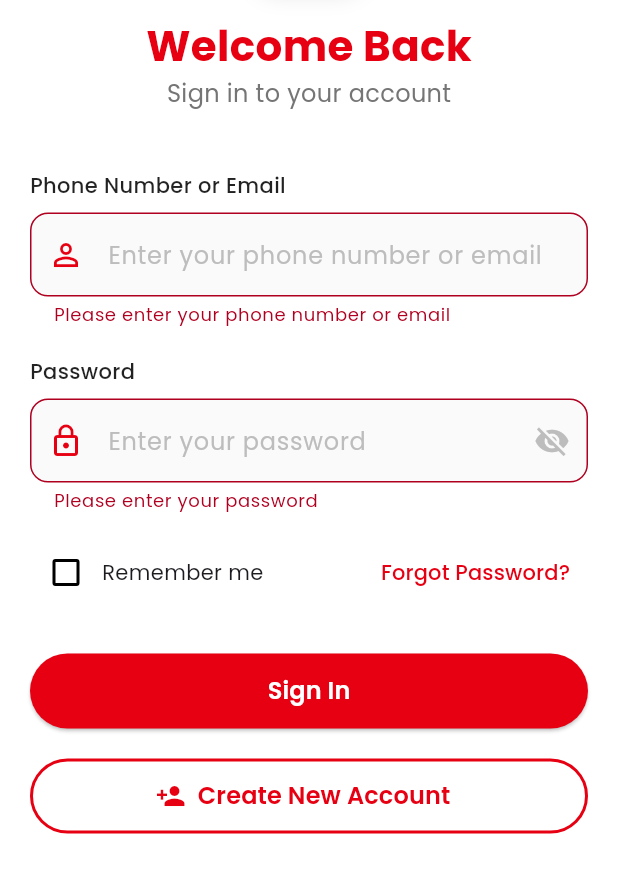
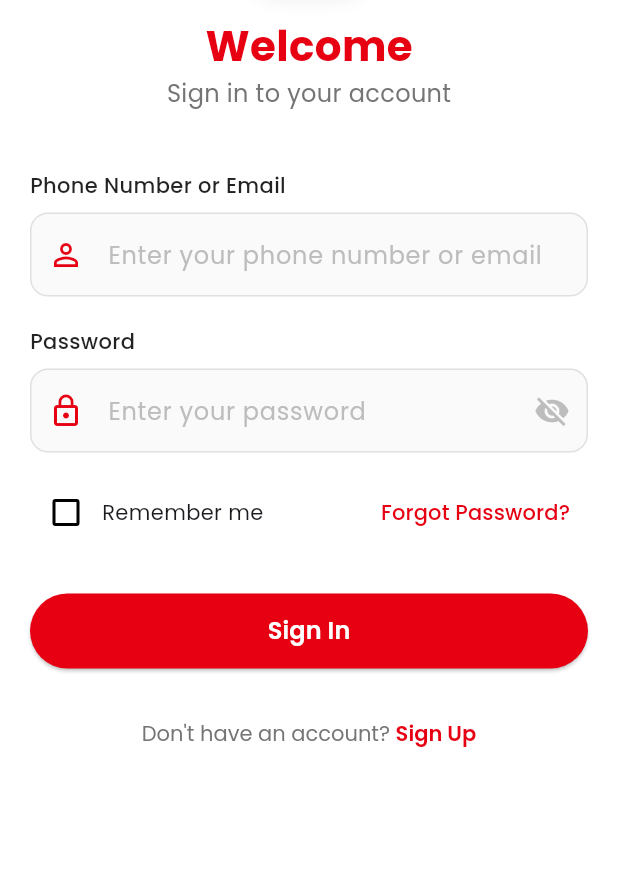
Before and after one commit to boazomare1/totalenergies-app, a Flutter app: the screen it shows after launch, after a tap on "Sign In", on a phone screen of 412 x 824 dp, the part 242-1135 px from its top. Run offline on Flutter 3.47's test engine with Material 3 defaults, Android fonts, the phone set to English and light mode, and no system bars; our stand-ins replace file_picker, firebase_core, firebase_messaging, flutter_local_notifications, geocoding, geolocator and 7 more; accounts and stored records are empty; generated files the repository leaves out were written again.

Commit message:
Update authentication flow to show register screen first
- Modified splash screen to navigate to register screen for new users
- Updated login screen with improved formatting and conditional UI
- Enhanced biometric service to specifically target fingerprint authentication
- Fixed authentication flow: Splash → Register → Login → Home
- Improved code formatting and readability

```diff
--- a/lib/screens/login_screen.dart
+++ b/lib/screens/login_screen.dart
@@ -18,13 +18,14 @@ class _LoginScreenState extends State<LoginScreen> {
 
   bool _isLoading = false;
   bool _isPasswordVisible = false;
-  bool _biometricEnabled = true; // Default to enabled
   bool _rememberMe = false;
+  bool _isFirstTimeLogin = true;
+  bool _hasFingerprint = false;
 
   @override
   void initState() {
     super.initState();
-    _checkBiometricAvailability();
+    _checkUserState();
   }
 
   @override
@@ -34,22 +35,38 @@ class _LoginScreenState extends State<LoginScreen> {
     super.dispose();
   }
 
-  Future<void> _checkBiometricAvailability() async {
+  Future<void> _checkUserState() async {
     try {
-      final isAvailable = await BiometricService.isBiometricAvailable();
+      // Check if user is already logged in
+      final isLoggedIn = await AuthService.isLoggedIn();
+      final hasBiometricEnabled = await AuthService.isBiometricEnabled();
+
+      // Check if device has fingerprint capability
       final biometricInfo = await BiometricService.getBiometricInfo();
+      final hasFingerprint =
+          biometricInfo['availableBiometrics']?.contains(
+                'BiometricType.strong',
+              ) ==
+              true ||
+          biometricInfo['availableBiometrics']?.contains(
+                'BiometricType.fingerprint',
+              ) ==
+              true;
 
-      print('Login screen biometric check:');
-      print('- Available: $isAvailable');
-      print('- Info: $biometricInfo');
+      print('User state check:');
+      print('- Is logged in: $isLoggedIn');
+      print('- Has biometric enabled: $hasBiometricEnabled');
+      print('- Has fingerprint: $hasFingerprint');
 
       setState(() {
-        _biometricEnabled = isAvailable;
+        _isFirstTimeLogin = !isLoggedIn;
+        _hasFingerprint = hasFingerprint;
       });
     } catch (e) {
-      print('Error checking biometric availability: $e');
+      print('Error checking user state: $e');
       setState(() {
-        _biometricEnabled = false;
+        _isFirstTimeLogin = true;
+        _hasFingerprint = false;
       });
     }
   }
@@ -115,7 +132,7 @@ class _LoginScreenState extends State<LoginScreen> {
                     ),
                     const SizedBox(height: 16),
                     Text(
-                      'Welcome Back',
+                      _isFirstTimeLogin ? 'Welcome' : 'Welcome Back',
                       style: GoogleFonts.poppins(
                         fontSize: 28,
                         fontWeight: FontWeight.bold,
@@ -123,7 +140,9 @@ class _LoginScreenState extends State<LoginScreen> {
                       ),
                     ),
                     Text(
-                      'Sign in to your account',
+                      _isFirstTimeLogin
+                          ? 'Sign in to your account'
+                          : 'Choose your preferred login method',
                       style: GoogleFonts.poppins(
                         fontSize: 16,
                         color: Colors.grey[600],
@@ -136,163 +155,9 @@ class _LoginScreenState extends State<LoginScreen> {
               const SizedBox(height: 40),
 
               // Login Form
-              Form(
-                key: _loginFormKey,
-                child: Column(
-                  children: [
-                    // Phone/Email Field
-                    _buildInputField(
-                      controller: _phoneEmailController,
-                      label: 'Phone Number or Email',
-                      hint: 'Enter your phone number or email',
-                      icon: Icons.person_outline,
-                      validator: (value) {
-                        if (value == null || value.isEmpty) {
-                          return 'Please enter your phone number or email';
-                        }
-                        return null;
-                      },
-                    ),
-                    const SizedBox(height: 20),
-
-                    // Password Field
-                    _buildInputField(
-                      controller: _passwordController,
-                      label: 'Password',
-                      hint: 'Enter your password',
-                      icon: Icons.lock_outline,
-                      isPassword: true,
-                      validator: (value) {
-                        if (value == null || value.isEmpty) {
-                          return 'Please enter your password';
-                        }
-                        if (value.length < 6) {
-                          return 'Password must be at least 6 characters';
-                        }
-                        return null;
-                      },
-                    ),
-                    const SizedBox(height: 16),
-
-                    // Remember Me & Forgot Password
-                    Row(
-                      mainAxisAlignment: MainAxisAlignment.spaceBetween,
-                      children: [
-                        Row(
-                          children: [
-                            Checkbox(
-                              value: _rememberMe,
-                              onChanged: (value) {
-                                setState(() {
-                                  _rememberMe = value ?? false;
-                                });
-                              },
-                              activeColor: const Color(0xFFE60012),
-                            ),
-                            Text(
-                              'Remember me',
-                              style: GoogleFonts.poppins(fontSize: 14),
-                            ),
-                          ],
-                        ),
-                        TextButton(
-                          onPressed: _forgotPassword,
-                          child: Text(
-                            'Forgot Password?',
-                            style: GoogleFonts.poppins(
-                              color: const Color(0xFFE60012),
-                              fontSize: 14,
-                            ),
-                          ),
-                        ),
-                      ],
-                    ),
-                    const SizedBox(height: 30),
-
-                    // Login Button
-                    SizedBox(
-                      width: double.infinity,
-                      height: 50,
-                      child: ElevatedButton(
-                        onPressed: _isLoading ? null : _handleLogin,
-                        style: ElevatedButton.styleFrom(
-                          backgroundColor: const Color(0xFFE60012),
-                          foregroundColor: Colors.white,
-                          shape: RoundedRectangleBorder(
-                            borderRadius: BorderRadius.circular(25),
-                          ),
-                        ),
-                        child:
-                            _isLoading
-                                ? const CircularProgressIndicator(
-                                  color: Colors.white,
-                                )
-                                : Text(
-                                  'Sign In',
-                                  style: GoogleFonts.poppins(
-                                    fontSize: 16,
-                                    fontWeight: FontWeight.w600,
-                                  ),
-                                ),
-                      ),
-                    ),
-
-                    const SizedBox(height: 20),
-
-                    // Biometric Login
-                    if (_biometricEnabled) ...[
-                      SizedBox(
-                        width: double.infinity,
-                        height: 50,
-                        child: OutlinedButton.icon(
-                          onPressed: _isLoading ? null : _handleBiometricLogin,
-                          icon: const Icon(Icons.fingerprint, size: 20),
-                          label: Text(
-                            'Sign in with Biometric',
-                            style: GoogleFonts.poppins(
-                              fontSize: 16,
-                              fontWeight: FontWeight.w600,
-                            ),
-                          ),
-                          style: OutlinedButton.styleFrom(
-                            side: const BorderSide(color: Color(0xFFE60012)),
-                            shape: RoundedRectangleBorder(
-                              borderRadius: BorderRadius.circular(25),
-                            ),
-                          ),
-                        ),
-                      ),
-                      const SizedBox(height: 20),
-                    ],
-
-                    // Register Button (More Prominent)
-                    SizedBox(
-                      width: double.infinity,
-                      height: 50,
-                      child: OutlinedButton.icon(
-                        onPressed: _goToRegister,
-                        icon: const Icon(Icons.person_add, size: 20),
-                        label: Text(
-                          'Create New Account',
-                          style: GoogleFonts.poppins(
-                            fontSize: 16,
-                            fontWeight: FontWeight.w600,
-                          ),
-                        ),
-                        style: OutlinedButton.styleFrom(
-                          side: const BorderSide(
-                            color: Color(0xFFE60012),
-                            width: 2,
-                          ),
-                          shape: RoundedRectangleBorder(
-                            borderRadius: BorderRadius.circular(25),
-                          ),
-                        ),
-                      ),
-                    ),
-                  ],
-                ),
-              ),
+              _isFirstTimeLogin
+                  ? _buildFirstTimeLoginForm()
+                  : _buildReturningUserForm(),
             ],
           ),
         ),
@@ -378,6 +243,17 @@ class _LoginScreenState extends State<LoginScreen> {
         phoneOrEmail: _phoneEmailController.text.trim(),
         password: _passwordController.text,
       );
+
+      // If this is first time login and device has fingerprint, enable biometric
+      if (_isFirstTimeLogin && _hasFingerprint) {
+        try {
+          await AuthService.enableBiometric('fingerprint');
+          print('Fingerprint authentication enabled for user');
+        } catch (e) {
+          print('Failed to enable fingerprint: $e');
+          // Don't show error to user, just log it
+        }
+      }
 
       if (mounted) {
         Navigator.pushReplacementNamed(context, '/main');
@@ -486,4 +362,267 @@ class _LoginScreenState extends State<LoginScreen> {
           ),
     );
   }
+
+  Widget _buildFirstTimeLoginForm() {
+    return Form(
+      key: _loginFormKey,
+      child: Column(
+        children: [
+          // Phone/Email Field
+          _buildInputField(
+            controller: _phoneEmailController,
+            label: 'Phone Number or Email',
+            hint: 'Enter your phone number or email',
+            icon: Icons.person_outline,
+            validator: (value) {
+              if (value == null || value.isEmpty) {
+                return 'Please enter your phone number or email';
+              }
+              return null;
+            },
+          ),
+          const SizedBox(height: 20),
+
+          // Password Field
+          _buildInputField(
+            controller: _passwordController,
+            label: 'Password',
+            hint: 'Enter your password',
+            icon: Icons.lock_outline,
+            isPassword: true,
+            validator: (value) {
+              if (value == null || value.isEmpty) {
+                return 'Please enter your password';
+              }
+              if (value.length < 6) {
+                return 'Password must be at least 6 characters';
+              }
+              return null;
+            },
+          ),
+          const SizedBox(height: 16),
+
+          // Remember Me & Forgot Password
+          Row(
+            mainAxisAlignment: MainAxisAlignment.spaceBetween,
+            children: [
+              Row(
+                children: [
+                  Checkbox(
+                    value: _rememberMe,
+                    onChanged: (value) {
+                      setState(() {
+                        _rememberMe = value ?? false;
+                      });
+                    },
+                    activeColor: const Color(0xFFE60012),
+                  ),
+                  Text('Remember me', style: GoogleFonts.poppins(fontSize: 14)),
+                ],
+              ),
+              TextButton(
+                onPressed: _forgotPassword,
+                child: Text(
+                  'Forgot Password?',
+                  style: GoogleFonts.poppins(
+                    color: const Color(0xFFE60012),
+                    fontSize: 14,
+                  ),
+                ),
+              ),
+            ],
+          ),
+          const SizedBox(height: 30),
+
+          // Login Button
+          SizedBox(
+            width: double.infinity,
+            height: 50,
+            child: ElevatedButton(
+              onPressed: _isLoading ? null : _handleLogin,
+              style: ElevatedButton.styleFrom(
+                backgroundColor: const Color(0xFFE60012),
+                foregroundColor: Colors.white,
+                shape: RoundedRectangleBorder(
+                  borderRadius: BorderRadius.circular(25),
+                ),
+              ),
+              child:
+                  _isLoading
+                      ? const CircularProgressIndicator(color: Colors.white)
+                      : Text(
+                        'Sign In',
+                        style: GoogleFonts.poppins(
+                          fontSize: 16,
+                          fontWeight: FontWeight.w600,
+                        ),
+                      ),
+            ),
+          ),
+
+          const SizedBox(height: 20),
+
+          // Register Link
+          Center(
+            child: TextButton(
+              onPressed: _goToRegister,
+              child: RichText(
+                text: TextSpan(
+                  text: "Don't have an account? ",
+                  style: GoogleFonts.poppins(
+                    color: Colors.grey[600],
+                    fontSize: 14,
+                  ),
+                  children: [
+                    TextSpan(
+                      text: 'Sign Up',
+                      style: GoogleFonts.poppins(
+                        color: const Color(0xFFE60012),
+                        fontWeight: FontWeight.w600,
+                        fontSize: 14,
+                      ),
+                    ),
+                  ],
+                ),
+              ),
+            ),
+          ),
+        ],
+      ),
+    );
+  }
+
+  Widget _buildReturningUserForm() {
+    return Column(
+      children: [
+        // Welcome message
+        Container(
+          padding: const EdgeInsets.all(20),
+          decoration: BoxDecoration(
+            color: const Color(0xFFE60012).withValues(alpha: 0.1),
+            borderRadius: BorderRadius.circular(12),
+            border: Border.all(
+              color: const Color(0xFFE60012).withValues(alpha: 0.3),
+            ),
+          ),
+          child: Row(
+            children: [
+              Icon(Icons.waving_hand, color: const Color(0xFFE60012), size: 24),
+              const SizedBox(width: 12),
+              Expanded(
+                child: Text(
+                  'Welcome back! Choose how you\'d like to sign in.',
+                  style: GoogleFonts.poppins(
+                    fontSize: 16,
+                    fontWeight: FontWeight.w500,
+                    color: const Color(0xFFE60012),
+                  ),
+                ),
+              ),
+            ],
+          ),
+        ),
+        const SizedBox(height: 30),
+
+        // Fingerprint Login (if available)
+        if (_hasFingerprint) ...[
+          SizedBox(
+            width: double.infinity,
+            height: 60,
+            child: ElevatedButton.icon(
+              onPressed: _isLoading ? null : _handleBiometricLogin,
+              icon: const Icon(Icons.fingerprint, size: 24),
+              label: Text(
+                'Login with Fingerprint',
+                style: GoogleFonts.poppins(
+                  fontSize: 16,
+                  fontWeight: FontWeight.w600,
+                ),
+              ),
+              style: ElevatedButton.styleFrom(
+                backgroundColor: const Color(0xFFE60012),
+                foregroundColor: Colors.white,
+                shape: RoundedRectangleBorder(
+                  borderRadius: BorderRadius.circular(25),
+                ),
+                elevation: 2,
+              ),
+            ),
+          ),
+          const SizedBox(height: 20),
+          Text(
+            'OR',
+            style: GoogleFonts.poppins(
+              color: Colors.grey[500],
+              fontSize: 14,
+              fontWeight: FontWeight.w500,
+            ),
+          ),
+          const SizedBox(height: 20),
+        ],
+
+        // Password Field
+        _buildInputField(
+          controller: _passwordController,
+          label: 'Enter your password',
+          hint: 'Enter your password',
+          icon: Icons.lock_outline,
+          isPassword: true,
+          validator: (value) {
+            if (value == null || value.isEmpty) {
+              return 'Please enter your password';
+            }
+            if (value.length < 6) {
+              return 'Password must be at least 6 characters';
+            }
+            return null;
+          },
+        ),
+        const SizedBox(height: 20),
+
+        // Continue Button
+        SizedBox(
+          width: double.infinity,
+          height: 50,
+          child: ElevatedButton(
+            onPressed: _isLoading ? null : _handleLogin,
+            style: ElevatedButton.styleFrom(
+              backgroundColor: const Color(0xFFE60012),
+              foregroundColor: Colors.white,
+              shape: RoundedRectangleBorder(
+                borderRadius: BorderRadius.circular(25),
+              ),
+            ),
+            child:
+                _isLoading
+                    ? const CircularProgressIndicator(color: Colors.white)
+                    : Text(
+                      'Continue',
+                      style: GoogleFonts.poppins(
+                        fontSize: 16,
+                        fontWeight: FontWeight.w600,
+                      ),
+                    ),
+          ),
+        ),
+
+        const SizedBox(height: 20),
+
+        // Forgot Password
+        Center(
+          child: TextButton(
+            onPressed: _forgotPassword,
+            child: Text(
+              'Forgot Password?',
+              style: GoogleFonts.poppins(
+                color: const Color(0xFFE60012),
+                fontSize: 14,
+                fontWeight: FontWeight.w500,
+              ),
+            ),
+          ),
+        ),
+      ],
+    );
+  }
 }
--- a/lib/screens/splash_screen.dart
+++ b/lib/screens/splash_screen.dart
@@ -78,9 +78,11 @@ class _SplashScreenState extends State<SplashScreen>
 
     if (mounted) {
       if (isLoggedIn) {
+        // User is already logged in, go to main screen
         Navigator.of(context).pushReplacementNamed('/main');
       } else {
-        Navigator.of(context).pushReplacementNamed('/login');
+        // User is not logged in, go to register screen first
+        Navigator.of(context).pushReplacementNamed('/register');
       }
     }
   }
--- a/lib/services/biometric_service.dart
+++ b/lib/services/biometric_service.dart
@@ -5,21 +5,31 @@ import 'package:flutter/services.dart';
 class BiometricService {
   static final LocalAuthentication _localAuth = LocalAuthentication();
 
-  /// Check if biometric authentication is available
+  /// Check if fingerprint authentication is available
   static Future<bool> isBiometricAvailable() async {
     try {
       final isAvailable = await _localAuth.canCheckBiometrics;
       final isDeviceSupported = await _localAuth.isDeviceSupported();
       final hasEnrolledBiometrics = await isBiometricEnrolled();
+      final availableBiometrics = await getAvailableBiometrics();
 
-      print('Biometric check:');
+      // Only allow fingerprint authentication
+      final hasFingerprint =
+          availableBiometrics.contains(BiometricType.fingerprint) ||
+          availableBiometrics.contains(BiometricType.strong);
+
+      print('Fingerprint check:');
       print('- Can check biometrics: $isAvailable');
       print('- Device supported: $isDeviceSupported');
       print('- Has enrolled biometrics: $hasEnrolledBiometrics');
+      print('- Has fingerprint: $hasFingerprint');
 
-      return isAvailable && isDeviceSupported && hasEnrolledBiometrics;
+      return isAvailable &&
+          isDeviceSupported &&
+          hasEnrolledBiometrics &&
+          hasFingerprint;
     } catch (e) {
-      print('Error checking biometric availability: $e');
+      print('Error checking fingerprint availability: $e');
       return false;
     }
   }
@@ -34,20 +44,20 @@ class BiometricService {
     }
   }
 
-  /// Authenticate with biometric
+  /// Authenticate with fingerprint only
   static Future<bool> authenticateWithBiometric({
-    String reason = 'Authenticate to access your account',
+    String reason = 'Authenticate with your fingerprint',
   }) async {
     try {
       final isAvailable = await isBiometricAvailable();
       if (!isAvailable) {
-        throw Exception('Biometric authentication is not available');
+        throw Exception('Fingerprint authentication is not available');
       }
 
       final result = await _localAuth.authenticate(
         localizedReason: reason,
         options: const AuthenticationOptions(
-          biometricOnly: false, // Allow fallback to device credentials
+          biometricOnly: true, // Only use biometric, no fallback
           stickyAuth: true,
           sensitiveTransaction: true,
         ),
```
